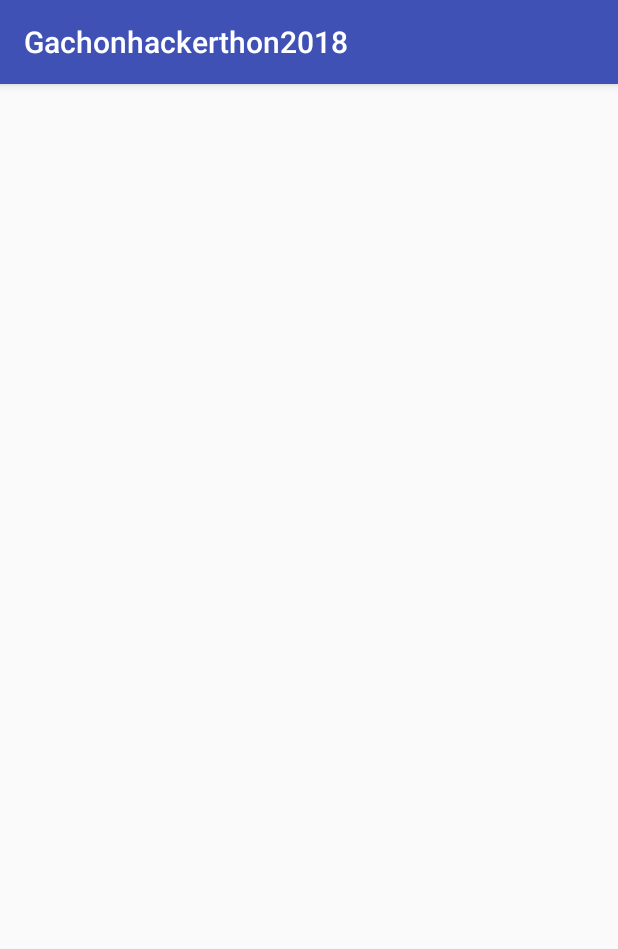
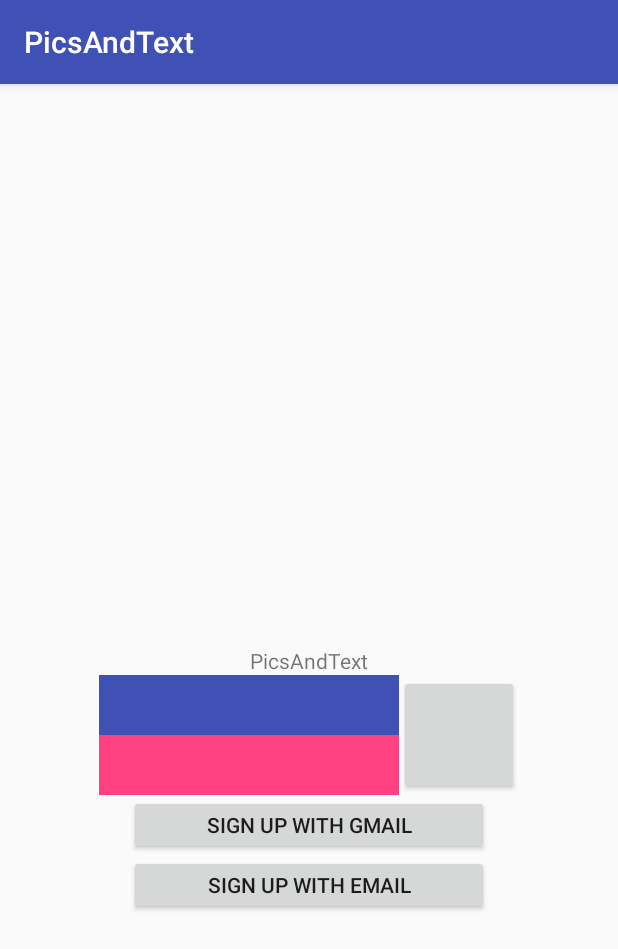
Before and after one commit to devFallingstar/Gachon-Hackthon-2018, an Android app: the screen it shows after launch (LauncherActivity before the commit, LoginActivity after it), on a phone screen of 412 x 824 dp. Shown: the top 949 px of the screen. Run offline under Robolectric (Android 15) with nearby library versions, the phone set to English and light mode, and no system bars.

Commit message:
Login_re
email signup and login

```diff
--- a/Gachonhackerthon2018/app/build.gradle
+++ b/Gachonhackerthon2018/app/build.gradle
@@ -23,7 +23,10 @@ dependencies {
     implementation 'com.android.support:appcompat-v7:28.0.0-rc01'
     implementation 'com.android.support.constraint:constraint-layout:1.1.2'
     implementation 'com.android.support:support-v4:28.0.0-rc01'
+    implementation 'com.google.firebase:firebase-auth:11.6.0'
     testImplementation 'junit:junit:4.12'
     androidTestImplementation 'com.android.support.test:runner:1.0.2'
     androidTestImplementation 'com.android.support.test.espresso:espresso-core:3.0.2'
 }
+
+apply plugin: 'com.google.gms.google-services'
--- a/Gachonhackerthon2018/app/src/main/java/com/devfallingstar/gachonhackerthon2018/ui/LauncherActivity.java
+++ b/Gachonhackerthon2018/app/src/main/java/com/devfallingstar/gachonhackerthon2018/ui/LauncherActivity.java
@@ -1,9 +1,12 @@
 package com.devfallingstar.gachonhackerthon2018.ui;
 
+import android.content.Intent;
 import android.support.v7.app.AppCompatActivity;
 import android.os.Bundle;
 
 import com.devfallingstar.gachonhackerthon2018.R;
+import com.devfallingstar.gachonhackerthon2018.ui.home.main.HomeActivity;
+import com.devfallingstar.gachonhackerthon2018.ui.login.main.LoginActivity;
 
 public class LauncherActivity extends AppCompatActivity {
 
@@ -11,5 +14,14 @@ public class LauncherActivity extends AppCompatActivity {
     protected void onCreate(Bundle savedInstanceState) {
         super.onCreate(savedInstanceState);
         setContentView(R.layout.activity_launcher);
+
+        try {
+            Thread.sleep(2000);
+        }catch (InterruptedException e) {
+            e.printStackTrace();
+        }
+
+        startActivity(new Intent(this, LoginActivity.class));
+        finish();
     }
 }
--- a/Gachonhackerthon2018/app/src/main/java/com/devfallingstar/gachonhackerthon2018/ui/functional/detail/PictureDetailActivity.java
+++ b/Gachonhackerthon2018/app/src/main/java/com/devfallingstar/gachonhackerthon2018/ui/functional/detail/PictureDetailActivity.java
@@ -2,6 +2,8 @@ package com.devfallingstar.gachonhackerthon2018.ui.functional.detail;
 
 import android.support.v7.app.AppCompatActivity;
 import android.os.Bundle;
+
+import com.devfallingstar.gachonhackerthon2018.R;
 
 public class PictureDetailActivity extends AppCompatActivity {
 
--- a/Gachonhackerthon2018/app/src/main/java/com/devfallingstar/gachonhackerthon2018/ui/login/main/LoginActivity.java
+++ b/Gachonhackerthon2018/app/src/main/java/com/devfallingstar/gachonhackerthon2018/ui/login/main/LoginActivity.java
@@ -11,5 +11,6 @@ public class LoginActivity extends AppCompatActivity {
     protected void onCreate(Bundle savedInstanceState) {
         super.onCreate(savedInstanceState);
         setContentView(R.layout.activity_login);
+
     }
 }
--- a/Gachonhackerthon2018/app/src/main/res/layout/activity_home.xml
+++ b/Gachonhackerthon2018/app/src/main/res/layout/activity_home.xml
@@ -9,7 +9,7 @@
     <TextView
         android:layout_width="wrap_content"
         android:layout_height="wrap_content"
-        android:text="Hello World!"
+        android:text="@string/app_name"
         app:layout_constraintBottom_toBottomOf="parent"
         app:layout_constraintLeft_toLeftOf="parent"
         app:layout_constraintRight_toRightOf="parent"
--- a/Gachonhackerthon2018/app/src/main/res/layout/activity_launcher.xml
+++ b/Gachonhackerthon2018/app/src/main/res/layout/activity_launcher.xml
@@ -6,4 +6,9 @@
     android:layout_height="match_parent"
     tools:context=".ui.LauncherActivity">
 
+    <TextView
+        android:layout_width="match_parent"
+        android:layout_height="match_parent"
+        android:text="THIS IS SPLASH SCREEN"/>
+
 </android.support.constraint.ConstraintLayout>
--- a/Gachonhackerthon2018/app/src/main/res/layout/activity_login.xml
+++ b/Gachonhackerthon2018/app/src/main/res/layout/activity_login.xml
@@ -1,9 +1,92 @@
 <?xml version="1.0" encoding="utf-8"?>
-<android.support.constraint.ConstraintLayout xmlns:android="http://schemas.android.com/apk/res/android"
+<android.support.constraint.ConstraintLayout
+    xmlns:android="http://schemas.android.com/apk/res/android"
     xmlns:app="http://schemas.android.com/apk/res-auto"
     xmlns:tools="http://schemas.android.com/tools"
     android:layout_width="match_parent"
     android:layout_height="match_parent"
-    tools:context=".ui.login.main.LoginActivity">
+    tools:context=".ui.home.main.HomeActivity">
+
+    <TextView
+        android:id="@+id/txtview_loginTitle"
+        android:layout_width="wrap_content"
+        android:layout_height="wrap_content"
+        android:text="@string/app_name"
+        app:layout_constraintBottom_toBottomOf="parent"
+        app:layout_constraintLeft_toLeftOf="parent"
+        app:layout_constraintRight_toRightOf="parent"
+        app:layout_constraintTop_toTopOf="parent" />
+
+    <LinearLayout
+        android:id="@+id/edittext_input"
+        android:layout_width="wrap_content"
+        android:layout_height="wrap_content"
+        android:orientation="vertical"
+        app:layout_constraintHorizontal_chainStyle="packed"
+        app:layout_constraintLeft_toLeftOf="parent"
+        app:layout_constraintRight_toLeftOf="@id/btn_logIn"
+        app:layout_constraintTop_toBottomOf="@id/txtview_loginTitle">
+
+        <EditText
+            android:id="@+id/edittext_id"
+            android:layout_width="200dp"
+            android:layout_height="40dp"
+            android:background="@color/colorPrimary" />
+
+        <EditText
+            android:id="@+id/edittext_pw"
+            android:layout_width="200dp"
+            android:layout_height="40dp"
+            android:background="@color/colorAccent" />
+    </LinearLayout>
+    <!--
+    <EditText
+        android:id="@+id/edittext_id"
+        android:layout_width="200dp"
+        android:layout_height="40dp"
+        android:background="@color/colorPrimary"
+        app:layout_constrainedWidth="true"
+        app:layout_constraintHorizontal_chainStyle="packed"
+        app:layout_constraintLeft_toLeftOf="parent"
+        app:layout_constraintRight_toRightOf="@id/btn_logIn"
+        app:layout_constraintTop_toBottomOf="@id/txtview_loginTitle" />
+
+    <EditText
+        android:id="@+id/edittext_pw"
+        android:layout_width="200dp"
+        android:layout_height="40dp"
+        android:background="@color/colorAccent"
+        app:layout_constrainedWidth="true"
+        app:layout_constraintHorizontal_chainStyle="packed"
+        app:layout_constraintLeft_toLeftOf="parent"
+        app:layout_constraintRight_toRightOf="@id/btn_logIn"
+        app:layout_constraintTop_toBottomOf="@id/edittext_id"/>
+        -->
+    <Button
+        android:id="@+id/btn_logIn"
+        android:layout_width="80dp"
+        android:layout_height="80dp"
+        app:layout_constraintHorizontal_chainStyle="packed"
+        app:layout_constraintTop_toBottomOf="@id/txtview_loginTitle"
+        app:layout_constraintLeft_toRightOf="@id/edittext_input"
+        app:layout_constraintRight_toRightOf="parent"/>
+
+    <Button
+        android:id="@+id/btn_gmailSignUp"
+        android:layout_width="240dp"
+        android:layout_height="40dp"
+        android:text="@string/gmail_signup"
+        app:layout_constraintLeft_toLeftOf="parent"
+        app:layout_constraintRight_toRightOf="parent"
+        app:layout_constraintTop_toBottomOf="@id/edittext_input"/>
+
+    <Button
+        android:id="@+id/btn_emailSignUp"
+        android:layout_width="240dp"
+        android:layout_height="40dp"
+        android:text="@string/email_signup"
+        app:layout_constraintLeft_toLeftOf="parent"
+        app:layout_constraintRight_toRightOf="parent"
+        app:layout_constraintTop_toBottomOf="@id/btn_gmailSignUp"/>
 
 </android.support.constraint.ConstraintLayout>
--- a/Gachonhackerthon2018/app/src/main/res/values/strings.xml
+++ b/Gachonhackerthon2018/app/src/main/res/values/strings.xml
@@ -1,5 +1,13 @@
 <resources>
-    <string name="app_name">Gachonhackerthon2018</string>
+    <string name="app_name">PicsAndText</string>
+
+    <string name="gmail_signup">Sign up with Gmail</string>
+    <string name="email_signup">Sign up with Email</string>
+
+    <string name = "user_name">Name</string>
+    <string name = "email_txt">Email Address</string>
+    <string name = "password_txt">Password</string>
+    <string name = "regist_btn">Regist</string>
 
     <!-- TODO: Remove or change this placeholder text -->
     <string name="hello_blank_fragment">Hello blank fragment</string>
--- a/Gachonhackerthon2018/app/src/main/res/values/styles.xml
+++ b/Gachonhackerthon2018/app/src/main/res/values/styles.xml
@@ -1,7 +1,7 @@
 <resources>
 
     <!-- Base application theme. -->
-    <style name="AppTheme" parent="Theme.AppCompat.Light.DarkActionBar">
+    <style name="AppTheme" parent="Base.Theme.AppCompat.Light.DarkActionBar">
         <!-- Customize your theme here. -->
         <item name="colorPrimary">@color/colorPrimary</item>
         <item name="colorPrimaryDark">@color/colorPrimaryDark</item>
--- a/Gachonhackerthon2018/build.gradle
+++ b/Gachonhackerthon2018/build.gradle
@@ -12,6 +12,7 @@ buildscript {
 
         // NOTE: Do not place your application dependencies here; they belong
         // in the individual module build.gradle files
+        classpath 'com.google.gms:google-services:3.1.1'
     }
 }
 
```
Also changed, not shown: Gachonhackerthon2018/app/src/main/AndroidManifest.xml (+4 -4 lines), Gachonhackerthon2018/app/src/main/java/com/devfallingstar/gachonhackerthon2018/ui/login/main/LoginWithEmailActivity.java (added, +67 -0 lines), Gachonhackerthon2018/app/src/main/java/com/devfallingstar/gachonhackerthon2018/ui/login/main/RegistrationActivity.java (added, +61 -0 lines), Gachonhackerthon2018/app/src/main/res/layout/activity_registration.xml (added, +50 -0 lines).
